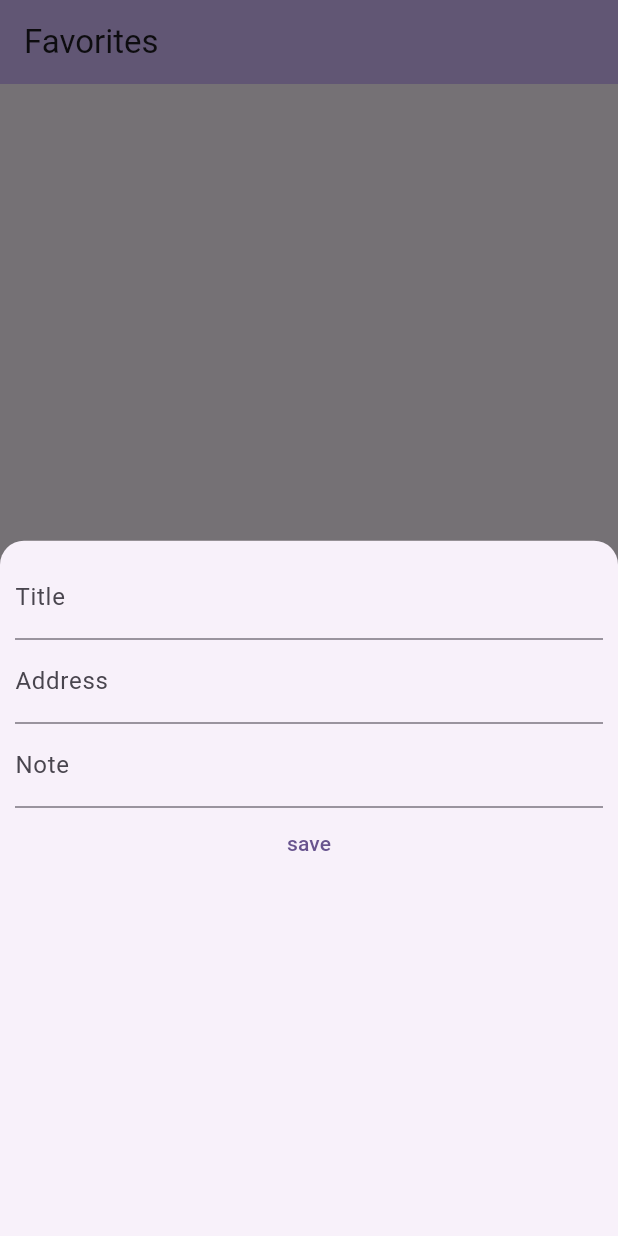
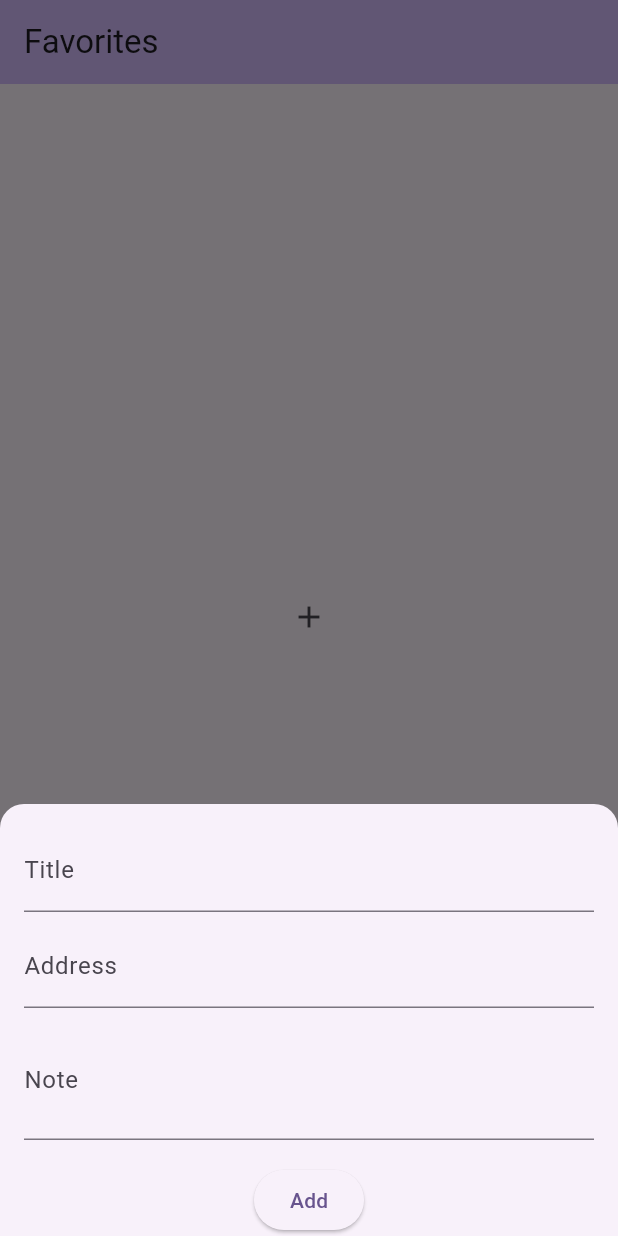
Before and after one commit to aaguil10/fav-route, a Flutter app: the screen it shows after launch, after a tap on the "add" icon, on a phone screen of 412 x 824 dp. Run offline on Flutter 3.47's test engine with Material 3 defaults, Android fonts, the phone set to English and light mode, and no system bars; our stand-ins replace equatable, flutter_bloc, go_router.

Commit message:
Added edit funtionality to add_place_sheet.dart

```diff
--- a/lib/add_place_sheet.dart
+++ b/lib/add_place_sheet.dart
@@ -1,62 +1,96 @@
 import 'package:fav_route/models/place.dart';
 import 'package:flutter/material.dart';
-import 'package:go_router/go_router.dart';
-
-import 'main.dart';
 
 class AddPlaceSheet extends StatefulWidget {
-  static showAddPlaceSheet(BuildContext context) => showModalBottomSheet(
-        context: rootNavigatorKey.currentContext!,
+  static Future<Place?>? show(BuildContext context, {Place? initial}) =>
+      showModalBottomSheet(
+        context: context,
+        isScrollControlled: true,
         useRootNavigator: true,
         // Needed for full-height sheets
         shape: const RoundedRectangleBorder(
           borderRadius: BorderRadius.vertical(top: Radius.circular(16)),
         ),
-        builder: (context) => const AddPlaceSheet(),
+        builder: (context) => AddPlaceSheet._(initial: initial),
       );
 
-  const AddPlaceSheet({super.key});
+  final Place? initial;
+
+  const AddPlaceSheet._({super.key, this.initial});
 
   @override
   State<AddPlaceSheet> createState() => _AddPlaceSheetState();
 }
 
 class _AddPlaceSheetState extends State<AddPlaceSheet> {
-  final _titleController = TextEditingController();
-  final _addressController = TextEditingController();
-  final _noteController = TextEditingController();
+  late final _titleController =
+      TextEditingController(text: widget.initial?.name);
+  late final _addressController =
+      TextEditingController(text: widget.initial?.address);
+  late final _noteController =
+      TextEditingController(text: widget.initial?.note);
+  final _formKey = GlobalKey<FormState>();
+
+  @override
+  void dispose() {
+    _titleController.dispose();
+    _addressController.dispose();
+    _noteController.dispose();
+    super.dispose();
+  }
 
   @override
   Widget build(BuildContext context) {
     return Padding(
-      padding: const EdgeInsets.all(10),
+      padding: EdgeInsets.only(
+        bottom: MediaQuery.of(context).viewInsets.bottom,
+        left: 16,
+        right: 16,
+        top: 16,
+      ),
+      child: Form(
+        key: _formKey,
         child: Column(
+          mainAxisSize: MainAxisSize.min,
           children: [
-          TextField(
+            TextFormField(
               controller: _titleController,
               decoration: const InputDecoration(labelText: 'Title'),
+              validator: (s) => (s == null || s.isEmpty) ? 'Required' : null,
             ),
-          TextField(
+            const SizedBox(height: 8),
+            TextFormField(
               controller: _addressController,
               decoration: const InputDecoration(labelText: 'Address'),
+              validator: (s) => (s == null || s.isEmpty) ? 'Required' : null,
             ),
-          TextField(
+            const SizedBox(height: 8),
+            TextFormField(
               controller: _noteController,
               decoration: const InputDecoration(labelText: 'Note'),
+              maxLines: 2,
             ),
-          TextButton(
-            onPressed: () {
-              context.pop(Place(
-                      id: 0,
-                      name: _titleController.text,
-                      address: _addressController.text,
-                      note: _noteController.text)
-                  .toJsonString());
-            },
-            child: const Text('save'),
+            const SizedBox(height: 16),
+            ElevatedButton(
+              onPressed: _onSave,
+              child: Text(widget.initial == null ? 'Add' : 'Save'),
             ),
           ],
         ),
+      ),
     );
   }
+
+  void _onSave() {
+    if (!_formKey.currentState!.validate()) return;
+
+    final place = Place(
+      id: widget.initial?.id ?? DateTime.now().millisecondsSinceEpoch,
+      name: _titleController.text.trim(),
+      address: _addressController.text.trim(),
+      note: _noteController.text.trim(),
+    );
+
+    Navigator.of(context).pop(place);
   }
+}
--- a/lib/bloc/place_event.dart
+++ b/lib/bloc/place_event.dart
@@ -16,3 +16,12 @@
   @override
   List<Object?> get props => [place];
 }
+
+class UpdatePlace extends PlaceEvent {
+  final Place place;
+
+  UpdatePlace(this.place);
+
+  @override
+  List<Object?> get props => [place];
+}
--- a/lib/favorites_page.dart
+++ b/lib/favorites_page.dart
@@ -36,6 +36,13 @@
         return ListTile(
           title: Text(places[index].name ?? ''),
           subtitle: Text(places[index].address ?? ''),
+          onTap: () async {
+            final place =
+                await AddPlaceSheet.show(context, initial: places[index]);
+            if (place != null) {
+              context.read<PlaceBloc>().add(UpdatePlace(place));
+            }
+          },
         );
       },
     );
@@ -45,9 +52,10 @@
     return IconButton(
       icon: const Icon(Icons.add),
       onPressed: () async {
-        final placeStr = await AddPlaceSheet.showAddPlaceSheet(context);
-        final place = Place.fromJsonString(placeStr);
-        context.read<PlaceBloc>().add(AddPlace(place));
+        final place = await AddPlaceSheet.show(context);
+        if (place != null) {
+          context.read<PlaceBloc>().add(AddPlace(place));
+        }
       },
     );
   }
```
Also changed, not shown: lib/bloc/place_bloc.dart (+7 -0 lines), 3 other files. Lines whose indentation alone changed are shown as unchanged.
